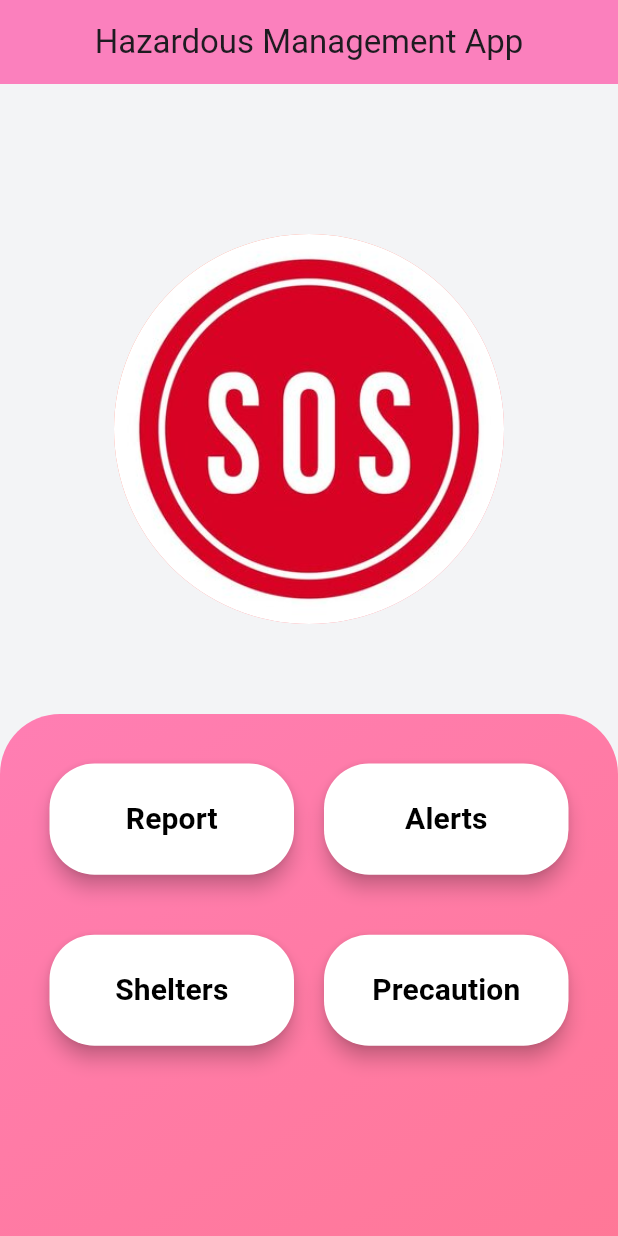
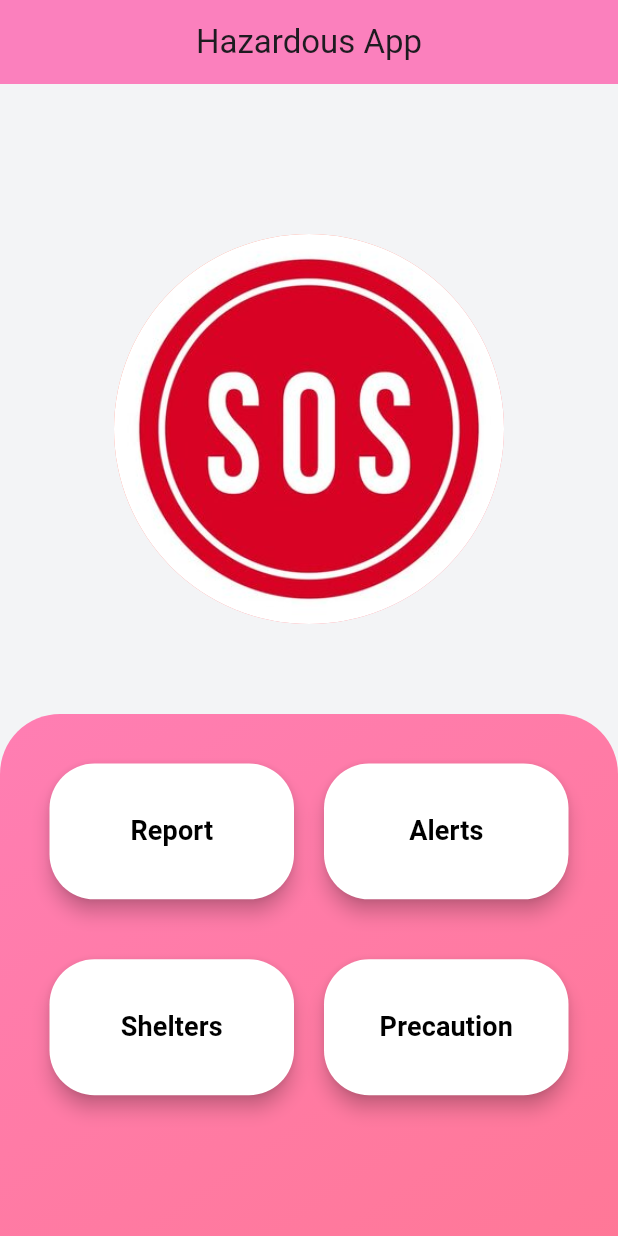
Before and after one commit to Kamalesh8287/DECEPTICON, a Flutter app: the screen it shows after launch, on a phone screen of 412 x 824 dp. Run offline on Flutter 3.47's test engine with Material 3 defaults, Android fonts, the phone set to English and light mode, and no system bars.

Commit message:
modified:   lib/main.dart 	modified:   pubspec.yaml

```diff
--- a/lib/main.dart
+++ b/lib/main.dart
@@ -1,4 +1,3 @@
-
 import 'package:flutter/material.dart';
 import 'package:k/alerts.dart';
 import 'package:k/onpressedsos.dart';
@@ -16,7 +15,10 @@ class MyApp extends StatelessWidget {
   @override
   Widget build(BuildContext context) {
     return MaterialApp(
-      title: 'MaterialApp',
+      title: 'Hazardous App',
+      theme: ThemeData(
+        primarySwatch: Colors.pink,
+      ),
       home: const HomeScreen(),
     );
   }
@@ -32,7 +34,7 @@ class HomeScreen extends StatefulWidget {
 class _HomeScreenState extends State<HomeScreen> {
   bool _isLongPressActive = false;
 
-  void _handleLongPressStart() {
+  void _handleLongPressStart(LongPressStartDetails details) {
     _isLongPressActive = true;
 
     Future.delayed(const Duration(milliseconds: 2500), () {
@@ -53,7 +55,7 @@ class _HomeScreenState extends State<HomeScreen> {
     return Scaffold(
       backgroundColor: const Color(0xFFF3F4F6), // Light grayish background
       appBar: AppBar(
-        title: const Text('Hazardous Management App'),
+        title: const Text('Hazardous App'),
         centerTitle: true,
         backgroundColor: const Color.fromRGBO(251, 128, 189, 1),
       ),
@@ -65,7 +67,7 @@ class _HomeScreenState extends State<HomeScreen> {
             right: 15,
             child: Center(
               child: GestureDetector(
-                onLongPressStart: (_) => _handleLongPressStart(),
+                onLongPressStart: _handleLongPressStart,
                 onLongPressEnd: _handleLongPressEnd,
                 child: Container(
                   width: 260,
@@ -109,7 +111,7 @@ class _HomeScreenState extends State<HomeScreen> {
                 crossAxisCount: 2,
                 crossAxisSpacing: 20,
                 mainAxisSpacing: 40,
-                childAspectRatio: 2.2,
+                childAspectRatio: 1.8, // Adjusted for better layout
                 children: [
                   _buildButton('Report', const Report()),
                   _buildButton('Alerts', const Alerts()),
@@ -127,26 +129,18 @@ class _HomeScreenState extends State<HomeScreen> {
   Widget _buildButton(String text, Widget page) {
     return ElevatedButton(
       onPressed: () {
-        Navigator.push(
-          context,
-          MaterialPageRoute(builder: (context) => page),
-        );
+        Navigator.push(context, MaterialPageRoute(builder: (context) => page));
       },
       style: ElevatedButton.styleFrom(
         padding: const EdgeInsets.symmetric(horizontal: 30, vertical: 20),
         backgroundColor: Colors.white,
         foregroundColor: Colors.black,
-        shape: RoundedRectangleBorder(
-          borderRadius: BorderRadius.circular(30),
-        ),
+        shape: RoundedRectangleBorder(borderRadius: BorderRadius.circular(30)),
         elevation: 5,
       ),
       child: Text(
         text,
-        style: const TextStyle(
-          fontWeight: FontWeight.w600,
-          fontSize: 20,
-        ),
+        style: const TextStyle(fontWeight: FontWeight.w600, fontSize: 18),
       ),
     );
   }
```
Also changed, not shown: pubspec.yaml (line endings or trailing spaces).
